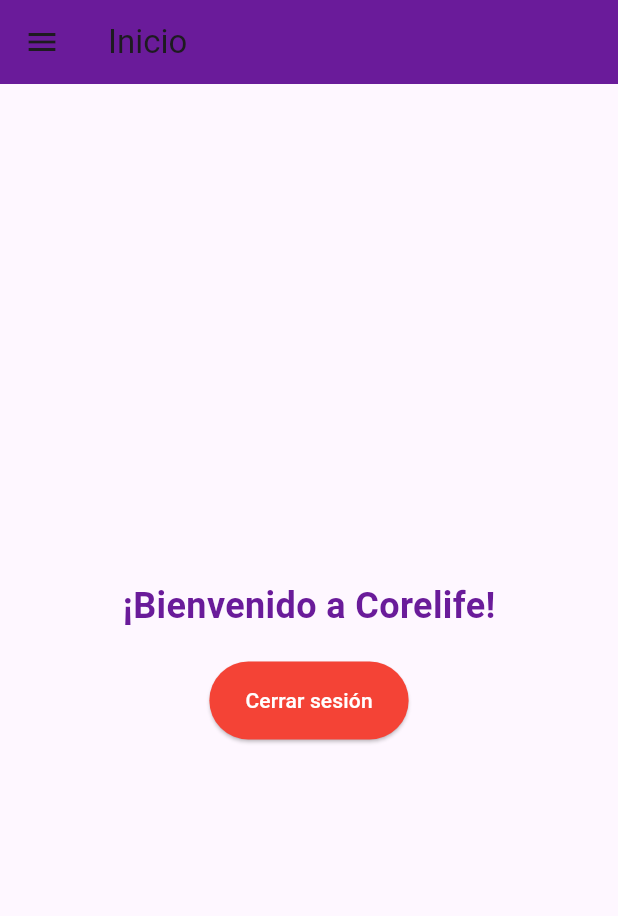
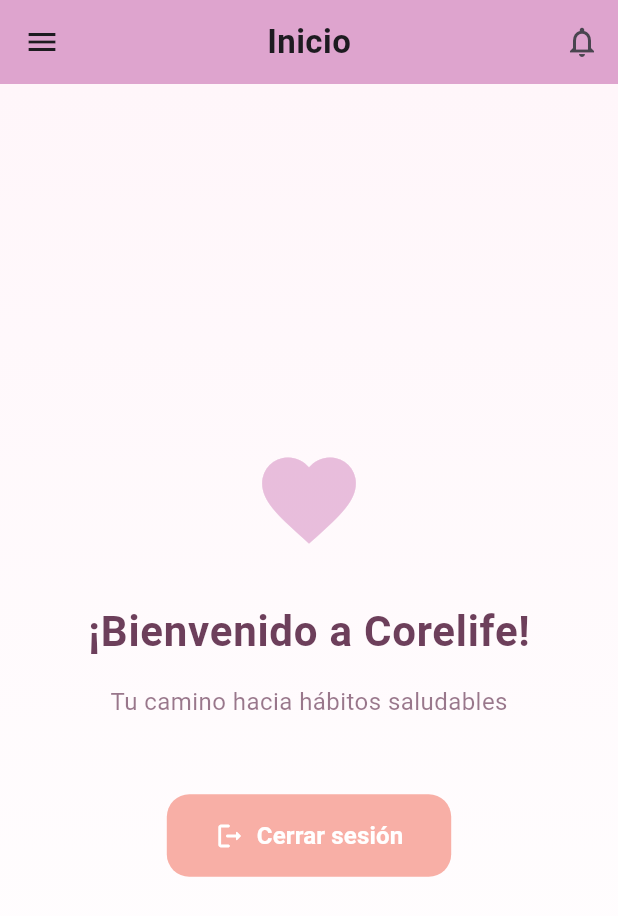
Before and after one commit to Csandoval-dev/Proyecto_Grupo1, a Flutter app: the HomeScreen screen opened by its route, on a phone screen of 412 x 824 dp. Shown: the top 916 px of the screen. Run offline on Flutter 3.47's test engine with Material 3 defaults, Android fonts, the phone set to English and light mode, and no system bars; our stand-ins replace cloud_firestore, firebase_auth, firebase_core, flutter_animate, font_awesome_flutter, go_router and 2 more; accounts and stored records are empty.

Commit message:
Refactor HomeScreen and MenuDrawer for improved UI and user experience; update LoginScreen social button styles

```diff
--- a/lib/screens/home_screen.dart
+++ b/lib/screens/home_screen.dart
@@ -7,38 +7,103 @@
   Widget build(BuildContext context) {
     return Scaffold(
       appBar: AppBar(
-        title: Text('Inicio'),
-        backgroundColor: Color(0xFF6A1B9A),
-
+        title: const Text(
+          'Inicio',
+          style: TextStyle(
+            fontWeight: FontWeight.w600,
+            letterSpacing: 0.3,
+          ),
+        ),
+        backgroundColor: const Color(0xFFDEA4CE), // Rosa pastel principal
+        elevation: 0, // Sin sombra para un look más moderno
+        centerTitle: true, // Título centrado
+        actions: [
+          // Mantener espacio para posibles acciones futuras
+          IconButton(
+            icon: const Icon(Icons.notifications_outlined),
+            onPressed: () {
+              // Acción futura: notificaciones
+            },
+          ),
+        ],
       ),
       drawer: const MenuDrawer(),
-      body: Center(
+      body: Container(
+        // Agregamos un fondo con gradiente suave
+        decoration: const BoxDecoration(
+          gradient: LinearGradient(
+            begin: Alignment.topCenter,
+            end: Alignment.bottomCenter,
+            colors: [
+              Color(0xFFFFF6FA), // Rosa muy claro
+              Colors.white,
+            ],
+          ),
+        ),
+        // Contenido principal
+        child: Center(
           child: Column(
             mainAxisAlignment: MainAxisAlignment.center,
             children: [
-            Text(
+              // Ícono decorativo
+              Icon(
+                Icons.favorite,
+                color: const Color(0xFFDEA4CE).withOpacity(0.7),
+                size: 75,
+              ),
+              const SizedBox(height: 30),
+              // Texto de bienvenida con estilo mejorado
+              const Text(
                 '¡Bienvenido a Corelife!',
                 style: TextStyle(
-                fontSize: 24,
+                  fontSize: 28,
                   fontWeight: FontWeight.bold,
-                color: Color(0xFF6A1B9A),
+                  color: Color(0xFF6D3F5B), // Color púrpura oscuro para texto
+                  letterSpacing: 0.5,
                 ),
               ),
-            SizedBox(height: 20),
+              const SizedBox(height: 16),
+              // Subtítulo
+              Text(
+                'Tu camino hacia hábitos saludables',
+                style: TextStyle(
+                  fontSize: 16,
+                  color: const Color(0xFF6D3F5B).withOpacity(0.7),
+                  letterSpacing: 0.3,
+                ),
+              ),
+              const SizedBox(height: 50),
+              // Botón de cerrar sesión con estilo mejorado
               ElevatedButton(
                 onPressed: () => context.go('/login'),
                 style: ElevatedButton.styleFrom(
-                backgroundColor: Colors.red,
-                padding: EdgeInsets.symmetric(horizontal: 24, vertical: 16),
+                  backgroundColor: const Color(0xFFF8AFA6), // Coral pastel para el botón de cierre
+                  foregroundColor: Colors.white,
+                  padding: const EdgeInsets.symmetric(horizontal: 32, vertical: 16),
+                  shape: RoundedRectangleBorder(
+                    borderRadius: BorderRadius.circular(15),
                   ),
-              child: Text(
+                  elevation: 0, // Sin sombra
+                ),
+                child: const Row(
+                  mainAxisSize: MainAxisSize.min,
+                  children: [
+                    Icon(Icons.logout_rounded, size: 20),
+                    SizedBox(width: 8),
+                    Text(
                       'Cerrar sesión',
-                style: TextStyle(color: Colors.white),
+                      style: TextStyle(
+                        fontWeight: FontWeight.w600,
+                        fontSize: 16,
                       ),
                     ),
                   ],
                 ),
               ),
+            ],
+          ),
+        ),
+      ),
     );
   }
 }
```
Also changed, not shown: lib/screens/login_screen.dart (+7 -7 lines), lib/widgets/drawer.dart (+107 -25 lines), 1 other file. Lines whose indentation alone changed are shown as unchanged.
